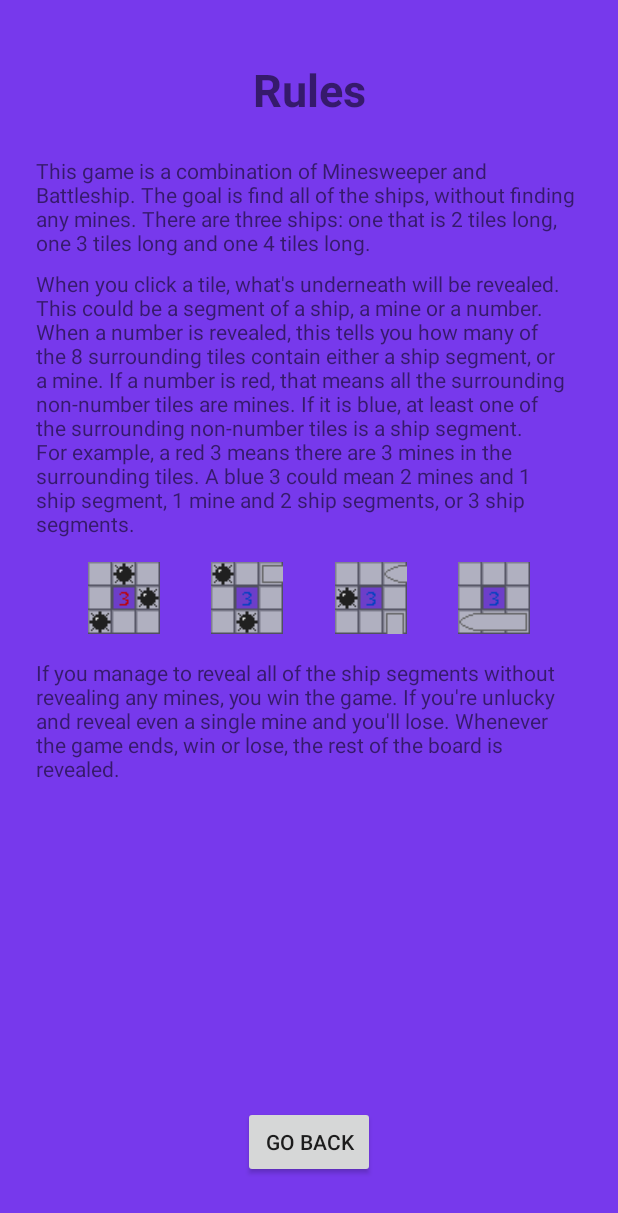
After one commit to JohnB6523/MineShip, an Android app: the layout fragment_rules_page.xml on its own in the app's theme, with its tools: preview values and no code run, on a phone screen of 412 x 824 dp. The commit adds this screen. Shown: the top 1213 px of the screen. Run offline under Robolectric (Android 15) with nearby library versions, the light colour scheme and no system bars.

Commit message:
Added rules page.

```diff
--- a/app/src/main/java/io/github/johnb6523/mineship/GamePage.kt
+++ b/app/src/main/java/io/github/johnb6523/mineship/GamePage.kt
@@ -7,6 +7,7 @@ import android.view.View
 import android.view.ViewGroup
 import android.widget.*
 import androidx.core.content.res.ResourcesCompat
+import androidx.navigation.findNavController
 
 val smallPieces = listOf(Tile.SHIP_S1, Tile.SHIP_S2)
 val medPieces = listOf(Tile.SHIP_M1, Tile.SHIP_M2, Tile.SHIP_M3)
@@ -14,7 +15,7 @@ val largePieces = listOf(Tile.SHIP_L1, Tile.SHIP_L2, Tile.SHIP_L3, Tile.SHIP_L4)
 val allPieces = listOf(Tile.SHIP_S1, Tile.SHIP_S2, Tile.SHIP_M1, Tile.SHIP_M2, Tile.SHIP_M3,
     Tile.SHIP_L1, Tile.SHIP_L2, Tile.SHIP_L3, Tile.SHIP_L4)
 
-class RulesPage : Fragment() {
+class GamePage : Fragment() {
 
     override fun onCreateView(
         inflater: LayoutInflater, container: ViewGroup?,
@@ -26,6 +27,10 @@ class RulesPage : Fragment() {
 
     override fun onViewCreated(view: View, savedInstanceState: Bundle?) {
         super.onViewCreated(view, savedInstanceState)
+        val rulesButton = view.findViewById<Button>(R.id.rulesButton)
+        rulesButton.setOnClickListener{
+            view.findNavController().navigate(GamePageDirections.actionGamePageToRulesPage())
+        }
         val newGameButton = view.findViewById<Button>(R.id.newGameButton)
         newGameButton.setOnClickListener {
             initGame(view)
@@ -54,7 +59,7 @@ class RulesPage : Fragment() {
         ship3icon.setImageDrawable(ResourcesCompat.getDrawable(resources, R.drawable.icon_ship_3, null))
         val ship4icon = view.findViewById<ImageView>(R.id.ship4Icon)
         ship4icon.setImageDrawable(ResourcesCompat.getDrawable(resources, R.drawable.icon_ship_4, null))
-        val text = view.findViewById<TextView>(R.id.textView)
+        val text = view.findViewById<TextView>(R.id.titleText)
         text.setText(R.string.app_name)
     }
 
@@ -101,7 +106,7 @@ class RulesPage : Fragment() {
                 tile.setOnClickListener(null)
             }
         }
-        val text = view.findViewById<TextView>(R.id.textView)
+        val text = view.findViewById<TextView>(R.id.titleText)
         text.setText(if (win) R.string.win else R.string.lose)
     }
 }
--- /dev/null
+++ b/app/src/main/java/io/github/johnb6523/mineship/RulesPage.kt
@@ -0,0 +1,30 @@
+package io.github.johnb6523.mineship
+
+import android.os.Bundle
+import androidx.fragment.app.Fragment
+import android.view.LayoutInflater
+import android.view.View
+import android.view.ViewGroup
+import android.widget.Button
+import androidx.navigation.Navigation
+import androidx.navigation.findNavController
+import androidx.navigation.fragment.NavHostFragment
+
+class RulesPage : Fragment() {
+
+    override fun onCreateView(
+        inflater: LayoutInflater, container: ViewGroup?,
+        savedInstanceState: Bundle?
+    ): View? {
+        // Inflate the layout for this fragment
+        return inflater.inflate(R.layout.fragment_rules_page, container, false)
+    }
+
+    override fun onViewCreated(view: View, savedInstanceState: Bundle?) {
+        super.onViewCreated(view, savedInstanceState)
+        val backButton = view.findViewById<Button>(R.id.backButton)
+        backButton.setOnClickListener{
+            view.findNavController().navigate(RulesPageDirections.actionRulesPageToGamePage())
+        }
+    }
+}
--- a/app/src/main/res/layout/fragment_game_page.xml
+++ b/app/src/main/res/layout/fragment_game_page.xml
@@ -6,20 +6,20 @@
     android:layout_width="match_parent"
     android:layout_height="match_parent"
     android:background="#7739EC"
-    tools:context=".RulesPage">
+    tools:context=".GamePage">
 
     <TextView
-        android:id="@+id/textView"
+        android:id="@+id/titleText"
         android:layout_width="wrap_content"
         android:layout_height="wrap_content"
         android:text="@string/app_name"
         android:textSize="30sp"
         android:textStyle="bold"
-        app:layout_constraintBottom_toTopOf="@+id/gridBGImage"
+        app:layout_constraintBottom_toBottomOf="parent"
         app:layout_constraintEnd_toEndOf="parent"
         app:layout_constraintStart_toStartOf="parent"
         app:layout_constraintTop_toTopOf="parent"
-        app:layout_constraintVertical_bias="0.4" />
+        app:layout_constraintVertical_bias="0.05" />
 
     <ImageView
         android:id="@+id/gridBGImage"
--- /dev/null
+++ b/app/src/main/res/layout/fragment_rules_page.xml
@@ -0,0 +1,176 @@
+<?xml version="1.0" encoding="utf-8"?>
+<androidx.constraintlayout.widget.ConstraintLayout xmlns:android="http://schemas.android.com/apk/res/android"
+    xmlns:app="http://schemas.android.com/apk/res-auto"
+    xmlns:tools="http://schemas.android.com/tools"
+    android:id="@+id/constraintLayout"
+    android:layout_width="match_parent"
+    android:layout_height="match_parent"
+    android:background="#7739EC"
+    tools:context=".RulesPage">
+
+    <TextView
+        android:id="@+id/titleText"
+        android:layout_width="wrap_content"
+        android:layout_height="wrap_content"
+        android:text="@string/rules"
+        android:textSize="30sp"
+        android:textStyle="bold"
+        app:layout_constraintBottom_toBottomOf="parent"
+        app:layout_constraintEnd_toEndOf="parent"
+        app:layout_constraintStart_toStartOf="parent"
+        app:layout_constraintTop_toTopOf="parent"
+        app:layout_constraintVertical_bias="0.05" />
+
+    <Button
+        android:id="@+id/backButton"
+        android:layout_width="wrap_content"
+        android:layout_height="wrap_content"
+        android:text="@string/back"
+        app:layout_constraintBottom_toBottomOf="parent"
+        app:layout_constraintEnd_toEndOf="parent"
+        app:layout_constraintStart_toStartOf="parent"
+        app:layout_constraintTop_toTopOf="parent"
+        app:layout_constraintVertical_bias="0.95" />
+
+    <ScrollView
+        android:layout_width="0dp"
+        android:layout_height="0dp"
+        android:layout_marginStart="24dp"
+        android:layout_marginLeft="24dp"
+        android:layout_marginTop="24dp"
+        android:layout_marginEnd="24dp"
+        android:layout_marginRight="24dp"
+        android:layout_marginBottom="24dp"
+        app:layout_constraintBottom_toTopOf="@+id/backButton"
+        app:layout_constraintEnd_toEndOf="parent"
+        app:layout_constraintStart_toStartOf="parent"
+        app:layout_constraintTop_toBottomOf="@+id/titleText">
+
+        <androidx.constraintlayout.widget.ConstraintLayout
+            android:id="@+id/linearLayout"
+            android:layout_width="match_parent"
+            android:layout_height="wrap_content"
+            android:orientation="vertical">
+
+            <TextView
+                android:id="@+id/rulesText1"
+                android:layout_width="wrap_content"
+                android:layout_height="wrap_content"
+                android:layout_marginBottom="8dp"
+                android:text="@string/rulesText1"
+                android:textSize="14sp"
+                app:layout_constraintBottom_toTopOf="@id/rulesText2"
+                app:layout_constraintEnd_toEndOf="parent"
+                app:layout_constraintStart_toStartOf="parent"
+                app:layout_constraintTop_toTopOf="parent"
+                tools:layout_conversion_absoluteHeight="85dp"
+                tools:layout_conversion_absoluteWidth="360dp" />
+
+            <TextView
+                android:id="@+id/rulesText2"
+                android:layout_width="wrap_content"
+                android:layout_height="wrap_content"
+                android:layout_marginBottom="8dp"
+                android:text="@string/rulesText2"
+                android:textSize="14sp"
+                app:layout_constraintBottom_toTopOf="@id/imagesRow"
+                app:layout_constraintEnd_toEndOf="parent"
+                app:layout_constraintStart_toStartOf="parent"
+                app:layout_constraintTop_toBottomOf="@id/rulesText1"
+                tools:layout_conversion_absoluteHeight="118dp"
+                tools:layout_conversion_absoluteWidth="360dp" />
+
+            <androidx.constraintlayout.widget.ConstraintLayout
+                android:id="@+id/imagesRow"
+                android:layout_width="match_parent"
+                android:layout_height="wrap_content"
+                android:layout_marginBottom="8dp"
+                app:layout_constraintBottom_toTopOf="@+id/rulesText3"
+                app:layout_constraintEnd_toEndOf="parent"
+                app:layout_constraintStart_toStartOf="parent"
+                app:layout_constraintTop_toBottomOf="@+id/rulesText2">
+
+                <ImageView
+                    android:id="@+id/example3R"
+                    android:layout_width="wrap_content"
+                    android:layout_height="wrap_content"
+                    android:layout_marginTop="8dp"
+                    android:layout_marginBottom="8dp"
+                    app:layout_constraintBottom_toBottomOf="parent"
+                    app:layout_constraintEnd_toStartOf="@id/example3B_1Ship"
+                    app:layout_constraintStart_toStartOf="parent"
+                    app:layout_constraintTop_toTopOf="parent"
+                    app:srcCompat="@drawable/rules_3r"
+                    tools:layout_conversion_absoluteHeight="48dp"
+                    tools:layout_conversion_absoluteWidth="48dp" />
+
+                <ImageView
+                    android:id="@+id/example3B_1Ship"
+                    android:layout_width="wrap_content"
+                    android:layout_height="wrap_content"
+                    android:layout_marginTop="8dp"
+                    android:layout_marginBottom="8dp"
+                    app:layout_constraintBottom_toBottomOf="parent"
+                    app:layout_constraintEnd_toStartOf="@id/example3B_2Ship"
+                    app:layout_constraintStart_toEndOf="@id/example3R"
+                    app:layout_constraintTop_toTopOf="parent"
+                    app:srcCompat="@drawable/rules_3b_1ship"
+                    tools:layout_conversion_absoluteHeight="48dp"
+                    tools:layout_conversion_absoluteWidth="48dp"
+                    tools:layout_editor_absoluteX="24dp"
+                    tools:layout_editor_absoluteY="301dp" />
+
+                <ImageView
+                    android:id="@+id/example3B_2Ship"
+                    android:layout_width="wrap_content"
+                    android:layout_height="wrap_content"
+                    android:layout_marginTop="8dp"
+                    android:layout_marginBottom="8dp"
+                    app:layout_constraintBottom_toBottomOf="parent"
+                    app:layout_constraintEnd_toStartOf="@id/example3B_3Ship"
+                    app:layout_constraintStart_toEndOf="@id/example3B_1Ship"
+                    app:layout_constraintTop_toTopOf="parent"
+                    app:srcCompat="@drawable/rules_3b_2ship"
+                    tools:layout_conversion_absoluteHeight="48dp"
+                    tools:layout_conversion_absoluteWidth="48dp"
+                    tools:layout_editor_absoluteX="24dp"
+                    tools:layout_editor_absoluteY="301dp" />
+
+                <ImageView
+                    android:id="@+id/example3B_3Ship"
+                    android:layout_width="wrap_content"
+                    android:layout_height="wrap_content"
+                    android:layout_marginTop="8dp"
+                    android:layout_marginBottom="8dp"
+                    app:layout_constraintBottom_toBottomOf="parent"
+                    app:layout_constraintEnd_toEndOf="parent"
+                    app:layout_constraintStart_toEndOf="@id/example3B_2Ship"
+                    app:layout_constraintTop_toTopOf="parent"
+                    app:srcCompat="@drawable/rules_3b_3ship"
+                    tools:layout_conversion_absoluteHeight="48dp"
+                    tools:layout_conversion_absoluteWidth="48dp"
+                    tools:layout_editor_absoluteX="24dp"
+                    tools:layout_editor_absoluteY="301dp" />
+
+            </androidx.constraintlayout.widget.ConstraintLayout>
+
+            <TextView
+                android:id="@+id/rulesText3"
+                android:layout_width="wrap_content"
+                android:layout_height="wrap_content"
+                android:text="@string/rulesText3"
+                android:textSize="14sp"
+                app:layout_constraintBottom_toBottomOf="parent"
+                app:layout_constraintEnd_toEndOf="parent"
+                app:layout_constraintStart_toStartOf="parent"
+                app:layout_constraintTop_toBottomOf="@id/imagesRow"
+                tools:layout_conversion_absoluteHeight="85dp"
+                tools:layout_conversion_absoluteWidth="360dp"
+                tools:layout_editor_absoluteX="26dp"
+                tools:layout_editor_absoluteY="365dp" />
+
+        </androidx.constraintlayout.widget.ConstraintLayout>
+
+    </ScrollView>
+
+</androidx.constraintlayout.widget.ConstraintLayout>
--- a/app/src/main/res/navigation/nav_graph.xml
+++ b/app/src/main/res/navigation/nav_graph.xml
@@ -3,10 +3,25 @@
     xmlns:app="http://schemas.android.com/apk/res-auto"
     xmlns:tools="http://schemas.android.com/tools"
     android:id="@+id/nav_graph"
-    app:startDestination="@id/rulesPage">
+    app:startDestination="@id/gamePage">
+    <fragment
+        android:id="@+id/gamePage"
+        android:name="io.github.johnb6523.mineship.GamePage"
+        android:label="fragment_game_page"
+        tools:layout="@layout/fragment_game_page">
+        <action
+            android:id="@+id/action_gamePage_to_rulesPage"
+            app:destination="@id/rulesPage" />
+    </fragment>
     <fragment
         android:id="@+id/rulesPage"
         android:name="io.github.johnb6523.mineship.RulesPage"
         android:label="fragment_rules_page"
-        tools:layout="@layout/fragment_game_page" />
+        tools:layout="@layout/fragment_rules_page" >
+        <action
+            android:id="@+id/action_rulesPage_to_gamePage"
+            app:destination="@id/gamePage"
+            app:popUpTo="@+id/gamePage"
+            app:popUpToInclusive="true"/>
+    </fragment>
 </navigation>
--- a/app/src/main/res/values/strings.xml
+++ b/app/src/main/res/values/strings.xml
@@ -4,6 +4,23 @@
     <string name="rules">Rules</string>
     <string name="win">You Win!</string>
     <string name="lose">You Lose...</string>
-    <!-- TODO: Remove or change this placeholder text -->
-    <string name="hello_blank_fragment">Hello blank fragment</string>
+    <string name="back">Go Back</string>
+    <string name="rulesText1">
+        This game is a combination of Minesweeper and Battleship.
+        The goal is find all of the ships, without finding any mines.
+        There are three ships: one that is 2 tiles long, one 3 tiles long and one 4 tiles long.
+    </string>
+    <string name="rulesText2">
+        When you click a tile, what\'s underneath will be revealed. This could be a segment of a ship, a mine or a number.
+        When a number is revealed, this tells you how many of the 8 surrounding tiles contain either a ship segment, or a mine.
+        If a number is red, that means all the surrounding non-number tiles are mines.
+        If it is blue, at least one of the surrounding non-number tiles is a ship segment.
+        For example, a red 3 means there are 3 mines in the surrounding tiles.
+        A blue 3 could mean 2 mines and 1 ship segment, 1 mine and 2 ship segments, or 3 ship segments.
+    </string>
+    <string name="rulesText3">
+        If you manage to reveal all of the ship segments without revealing any mines, you win the game.
+        If you\'re unlucky and reveal even a single mine and you\'ll lose.
+        Whenever the game ends, win or lose, the rest of the board is revealed.
+    </string>
 </resources>
```
Also changed, not shown: app/src/main/res/drawable/rules_3b_1ship.png (added), app/src/main/res/drawable/rules_3b_2ship.png (added), app/src/main/res/drawable/rules_3b_3ship.png (added), app/src/main/res/drawable/rules_3r.png (added).
